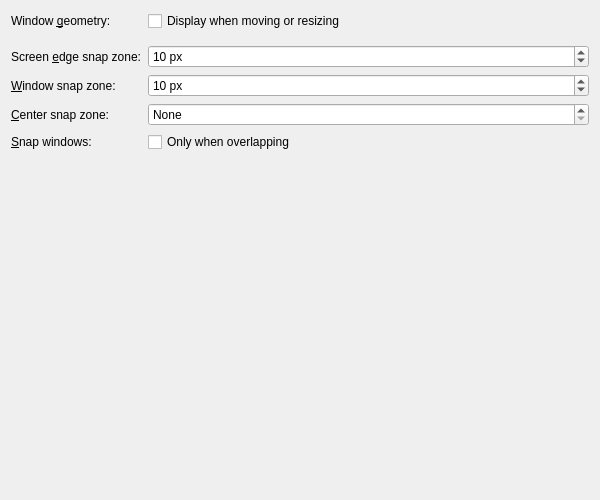
The window that src/kcmkwin/kwinoptions/moving.ui (lfdevs/kwin) describes before a commit, drawn with Qt 5.
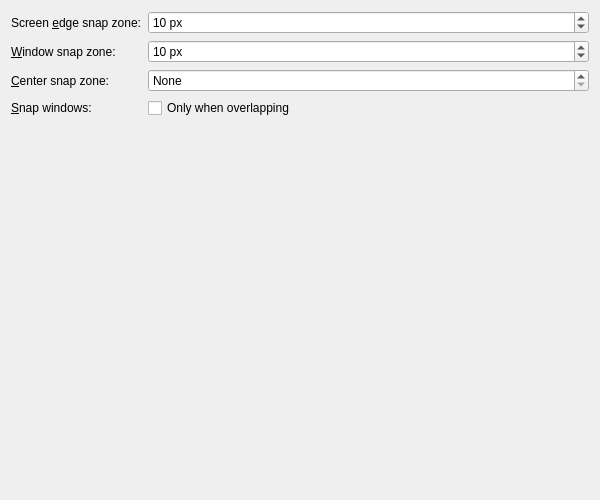
The same window after the commit.

Patch:
```diff
--- a/src/kcmkwin/kwinoptions/moving.ui
+++ b/src/kcmkwin/kwinoptions/moving.ui
@@ -15,26 +15,6 @@
     <set>Qt::AlignHCenter|Qt::AlignTop</set>
    </property>
    <item row="0" column="0">
-    <widget class="QLabel" name="geometryTipLabel">
-     <property name="text">
-      <string>Window &amp;geometry:</string>
-     </property>
-     <property name="buddy">
-      <cstring>kcfg_GeometryTip</cstring>
-     </property>
-    </widget>
-   </item>
-   <item row="0" column="1">
-    <widget class="QCheckBox" name="kcfg_GeometryTip">
-     <property name="whatsThis">
-      <string>Enable this option if you want a window's geometry to be displayed while it is being moved or resized. The window position relative to the top-left corner of the screen is displayed together with its size.</string>
-     </property>
-     <property name="text">
-      <string>Display when moving or resizing</string>
-     </property>
-    </widget>
-   </item>
-   <item row="2" column="0">
     <widget class="QLabel" name="borderSnapLabel">
      <property name="text">
       <string>Screen &amp;edge snap zone:</string>
@@ -44,7 +24,7 @@
      </property>
     </widget>
    </item>
-   <item row="2" column="1">
+   <item row="0" column="1">
     <widget class="QSpinBox" name="kcfg_BorderSnapZone">
      <property name="whatsThis">
       <string>Here you can set the snap zone for screen edges, i.e. the 'strength' of the magnetic field which will make windows snap to the border when moved near it.</string>
@@ -66,58 +46,7 @@
      </property>
     </widget>
    </item>
-   <item row="3" column="1">
-    <widget class="QSpinBox" name="kcfg_WindowSnapZone">
-     <property name="whatsThis">
-      <string>Here you can set the snap zone for windows, i.e. the 'strength' of the magnetic field which will make windows snap to each other when they are moved near another window.</string>
-     </property>
-     <property name="specialValueText">
-      <string>None</string>
-     </property>
-     <property name="suffix">
-      <string> px</string>
-     </property>
-     <property name="minimum">
-      <number>0</number>
-     </property>
-     <property name="maximum">
-      <number>100</number>
-     </property>
-     <property name="value">
-      <number>10</number>
-     </property>
-    </widget>
-   </item>
-   <item row="4" column="1">
-    <widget class="QSpinBox" name="kcfg_CenterSnapZone">
-     <property name="whatsThis">
-      <string>Here you can set the snap zone for the screen center, i.e. the 'strength' of the magnetic field which will make windows snap to the center of the screen when moved near it.</string>
-     </property>
-     <property name="specialValueText">
-      <string>None</string>
-     </property>
-     <property name="suffix">
-      <string> px</string>
-     </property>
-     <property name="minimum">
-      <number>0</number>
-     </property>
-     <property name="maximum">
-      <number>100</number>
-     </property>
-    </widget>
-   </item>
-   <item row="5" column="1">
-    <widget class="QCheckBox" name="kcfg_SnapOnlyWhenOverlapping">
-     <property name="whatsThis">
-      <string>Here you can set that windows will be only snapped if you try to overlap them, i.e. they will not be snapped if the windows comes only near another window or border.</string>
-     </property>
-     <property name="text">
-      <string>Only when overlapping</string>
-     </property>
-    </widget>
-   </item>
-   <item row="3" column="0">
+   <item row="1" column="0">
     <widget class="QLabel" name="windowSnapLabel">
      <property name="text">
       <string>&amp;Window snap zone:</string>
@@ -127,7 +56,29 @@
      </property>
     </widget>
    </item>
-   <item row="4" column="0">
+   <item row="1" column="1">
+    <widget class="QSpinBox" name="kcfg_WindowSnapZone">
+     <property name="whatsThis">
+      <string>Here you can set the snap zone for windows, i.e. the 'strength' of the magnetic field which will make windows snap to each other when they are moved near another window.</string>
+     </property>
+     <property name="specialValueText">
+      <string>None</string>
+     </property>
+     <property name="suffix">
+      <string> px</string>
+     </property>
+     <property name="minimum">
+      <number>0</number>
+     </property>
+     <property name="maximum">
+      <number>100</number>
+     </property>
+     <property name="value">
+      <number>10</number>
+     </property>
+    </widget>
+   </item>
+   <item row="2" column="0">
     <widget class="QLabel" name="centerSnaplabel">
      <property name="text">
       <string>&amp;Center snap zone:</string>
@@ -137,7 +88,26 @@
      </property>
     </widget>
    </item>
-   <item row="5" column="0">
+   <item row="2" column="1">
+    <widget class="QSpinBox" name="kcfg_CenterSnapZone">
+     <property name="whatsThis">
+      <string>Here you can set the snap zone for the screen center, i.e. the 'strength' of the magnetic field which will make windows snap to the center of the screen when moved near it.</string>
+     </property>
+     <property name="specialValueText">
+      <string>None</string>
+     </property>
+     <property name="suffix">
+      <string> px</string>
+     </property>
+     <property name="minimum">
+      <number>0</number>
+     </property>
+     <property name="maximum">
+      <number>100</number>
+     </property>
+    </widget>
+   </item>
+   <item row="3" column="0">
     <widget class="QLabel" name="OverlapSnapLabel">
      <property name="text">
       <string>&amp;Snap windows:</string>
@@ -147,21 +117,15 @@
      </property>
     </widget>
    </item>
-   <item row="1" column="1">
-    <spacer name="verticalSpacer_1">
-     <property name="orientation">
-      <enum>Qt::Vertical</enum>
+   <item row="3" column="1">
+    <widget class="QCheckBox" name="kcfg_SnapOnlyWhenOverlapping">
+     <property name="whatsThis">
+      <string>Here you can set that windows will be only snapped if you try to overlap them, i.e. they will not be snapped if the windows comes only near another window or border.</string>
      </property>
-     <property name="sizeType">
-      <enum>QSizePolicy::Fixed</enum>
+     <property name="text">
+      <string>Only when overlapping</string>
      </property>
-     <property name="sizeHint" stdset="0">
-      <size>
-       <width>20</width>
-       <height>2</height>
-      </size>
-     </property>
-    </spacer>
+    </widget>
    </item>
   </layout>
  </widget>
```
